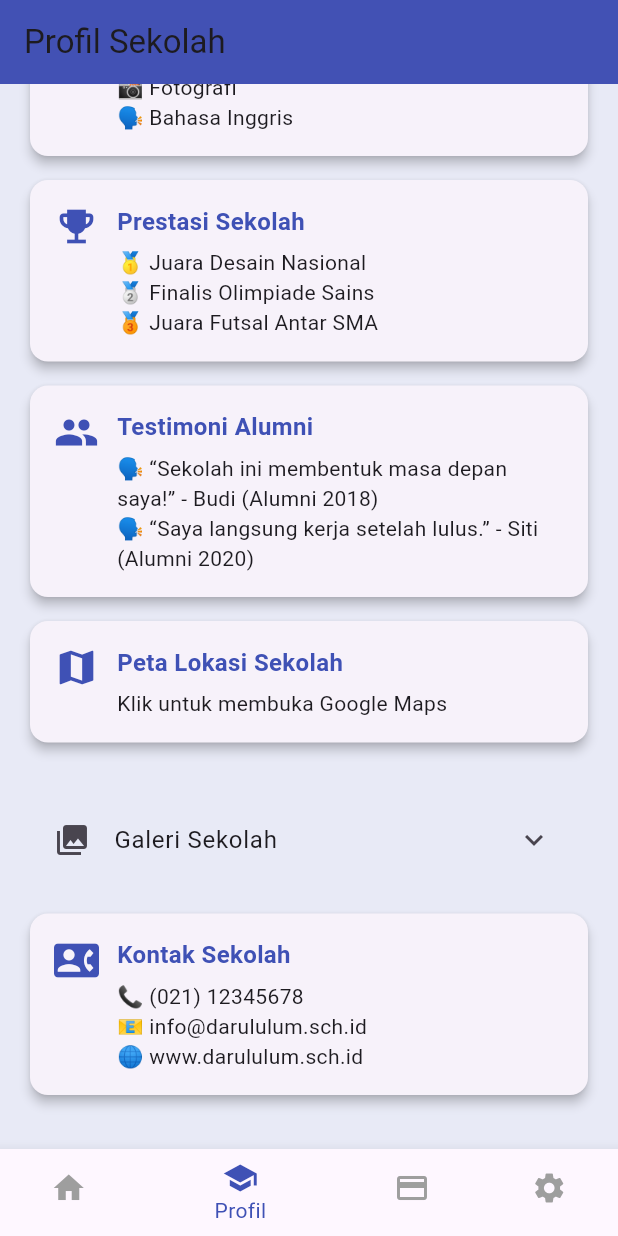
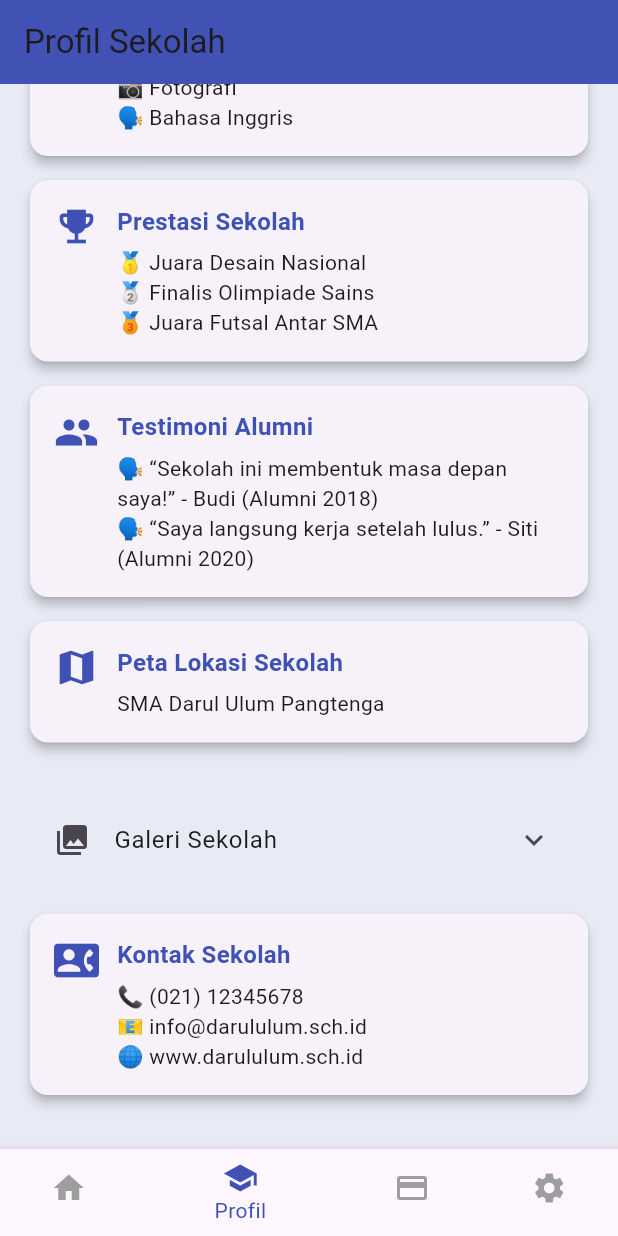
Before and after one commit to suradicomel/mobile_programer_uas, a Flutter app: the screen it shows after launch, item 2 of the bottom bar chosen, scrolled down 1523 dp, on a phone screen of 412 x 824 dp. Run offline on Flutter 3.47's test engine with Material 3 defaults, Android fonts, the phone set to English and light mode, and no system bars; our stand-ins replace file_picker, firebase_auth, font_awesome_flutter, image_picker, printing; missing offline and left inert: pendaftaran_murid; accounts and stored records are empty; network calls fail.

```diff
--- a/lib/screens/Profil_sekolah_screen.dart
+++ b/lib/screens/Profil_sekolah_screen.dart
@@ -166,7 +166,7 @@ class ProfilSekolahScreen extends StatelessWidget {
             context,
             Icons.map,
             'Peta Lokasi Sekolah',
-            'Klik untuk membuka Google Maps',
+            'SMA Darul Ulum Pangtenga',
             onTap: () => _launchURL(
               'https://www.google.com/maps/search/?api=1&query=-7.123456,113.456789',
             ),
```
